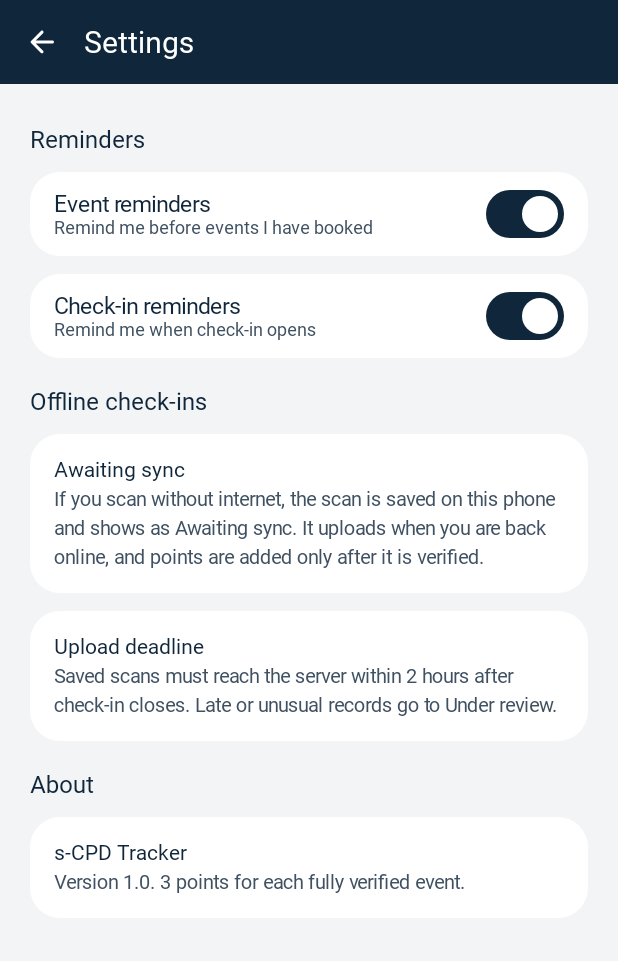
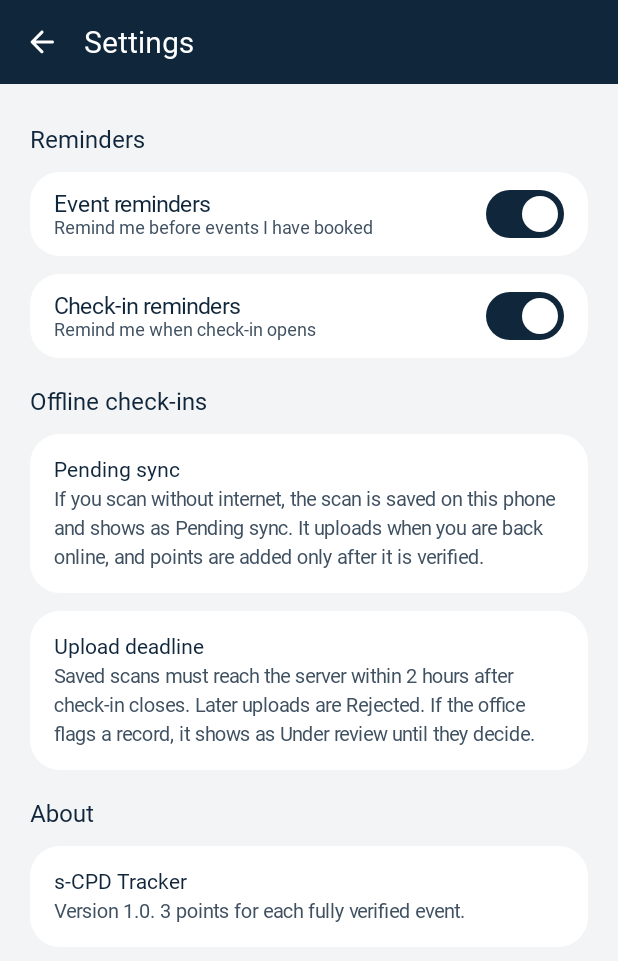
Before and after one commit to k31k1w0n9/Group-M-sCPD-Tracker, an Android app built with Jetpack Compose: the composable SettingsScreen shown on its own in the app's theme, on a phone screen of 412 x 824 dp. Shown: the top 961 px of the screen. Run offline under Robolectric (Android 15) with nearby library versions, the phone set to English and light mode, and no system bars; Roboto replaces fonts that are not available here.

Commit message:
Fix Settings wording: Pending sync, late uploads are Rejected

```diff
--- a/app/src/main/java/com/example/scpd_tracker/ui/student/settings/SettingsScreen.kt
+++ b/app/src/main/java/com/example/scpd_tracker/ui/student/settings/SettingsScreen.kt
@@ -54,14 +54,14 @@ internal fun SettingsScreen(onBack: () -> Unit) {
 
                     SectionTitle("Offline check-ins")
                     InfoCard(
-                        "Awaiting sync",
-                        "If you scan without internet, the scan is saved on this phone and shows as Awaiting sync. " +
+                        "Pending sync",
+                        "If you scan without internet, the scan is saved on this phone and shows as Pending sync. " +
                             "It uploads when you are back online, and points are added only after it is verified.",
                     )
                     InfoCard(
                         "Upload deadline",
                         "Saved scans must reach the server within ${Policy.OFFLINE_UPLOAD_WINDOW.toHours()} hours after check-in closes. " +
-                            "Late or unusual records go to Under review.",
+                            "Later uploads are Rejected. If the office flags a record, it shows as Under review until they decide.",
                     )
 
                     SectionTitle("About")
```
